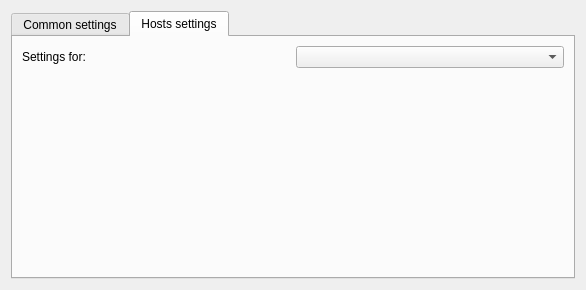
Old version of the form src/modules/uploader/uploaderconfigwidget.ui in the repository lxqt/screengrab.
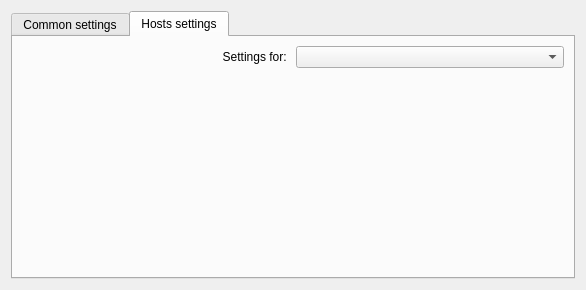
New version of the form.

Commit message: Change the  text align on label for the option to select host settings (uploader config widget)

Diff of the .ui file:
```diff
--- a/src/modules/uploader/uploaderconfigwidget.ui
+++ b/src/modules/uploader/uploaderconfigwidget.ui
@@ -49,6 +49,9 @@
            <property name="text">
             <string>Settings for: </string>
            </property>
+           <property name="alignment">
+            <set>Qt::AlignRight|Qt::AlignTrailing|Qt::AlignVCenter</set>
+           </property>
           </widget>
          </item>
          <item>
```
